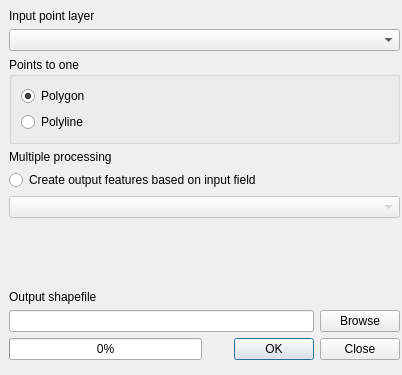
Before: the Qt Designer form frmPoints2One.ui in ANAT01/qgis-plugin-point2one, drawn with Qt 5.
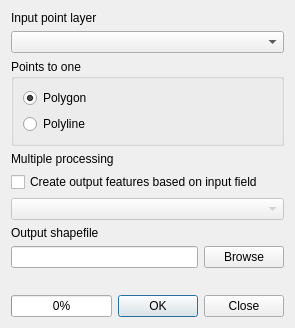
After: the same form once the commit is applied.

Commit message: Little user interface improvements.

```diff
--- a/frmPoints2One.ui
+++ b/frmPoints2One.ui
@@ -6,8 +6,8 @@
    <rect>
     <x>0</x>
     <y>0</y>
-    <width>402</width>
-    <height>375</height>
+    <width>295</width>
+    <height>328</height>
    </rect>
   </property>
   <property name="sizePolicy">
@@ -19,16 +19,12 @@
   <property name="windowTitle">
    <string>Points2One</string>
   </property>
-  <widget class="QWidget" name="">
-   <property name="geometry">
-    <rect>
-     <x>9</x>
-     <y>9</y>
-     <width>391</width>
-     <height>351</height>
-    </rect>
-   </property>
+  <layout class="QVBoxLayout" name="verticalLayout_4">
+   <item>
    <layout class="QGridLayout" name="gridLayout_2">
+     <property name="sizeConstraint">
+      <enum>QLayout::SetDefaultConstraint</enum>
+     </property>
     <item row="0" column="0">
      <layout class="QVBoxLayout">
       <item>
@@ -101,7 +97,7 @@
       <item>
        <layout class="QVBoxLayout" name="verticalLayout_2">
         <item>
-         <widget class="QRadioButton" name="rdoKeyName">
+          <widget class="QCheckBox" name="rdoKeyName">
           <property name="text">
            <string>Create output features based on input field </string>
           </property>
@@ -121,19 +117,6 @@
       </item>
      </layout>
     </item>
-    <item row="3" column="0">
-     <spacer name="verticalSpacer">
-      <property name="orientation">
-       <enum>Qt::Vertical</enum>
-      </property>
-      <property name="sizeHint" stdset="0">
-       <size>
-        <width>20</width>
-        <height>16</height>
-       </size>
-      </property>
-     </spacer>
-    </item>
     <item row="4" column="0">
      <layout class="QVBoxLayout">
       <item>
@@ -163,7 +146,7 @@
       </item>
      </layout>
     </item>
-    <item row="5" column="0">
+     <item row="6" column="0">
      <layout class="QHBoxLayout" name="horizontalLayout">
       <item>
        <widget class="QProgressBar" name="progressBar">
@@ -187,8 +170,22 @@
       </item>
      </layout>
     </item>
-   </layout>
-  </widget>
+     <item row="5" column="0">
+      <spacer name="verticalSpacer">
+       <property name="orientation">
+        <enum>Qt::Vertical</enum>
+       </property>
+       <property name="sizeHint" stdset="0">
+        <size>
+         <width>20</width>
+         <height>16</height>
+        </size>
+       </property>
+      </spacer>
+     </item>
+    </layout>
+   </item>
+  </layout>
  </widget>
  <resources/>
  <connections>
```
Left out of the diff: 8 changed lines with no effect on the pictures. Lines whose indentation alone changed are shown as unchanged. The commit also changes 1 other file.
